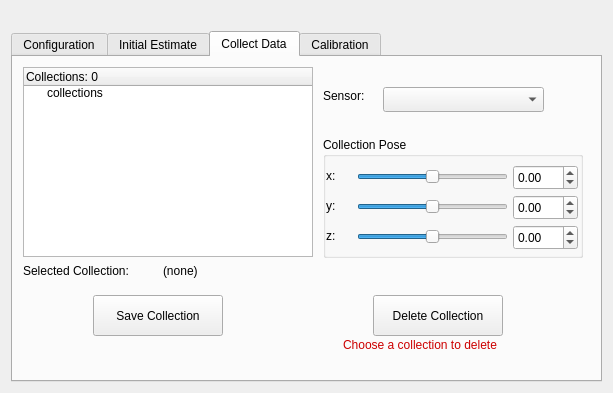
This is atom_rviz_plugin/src/ui/calibration_panel.ui in lardemua/atom_rviz_plugin as Qt 5 draws it before an edit. The edited form follows.
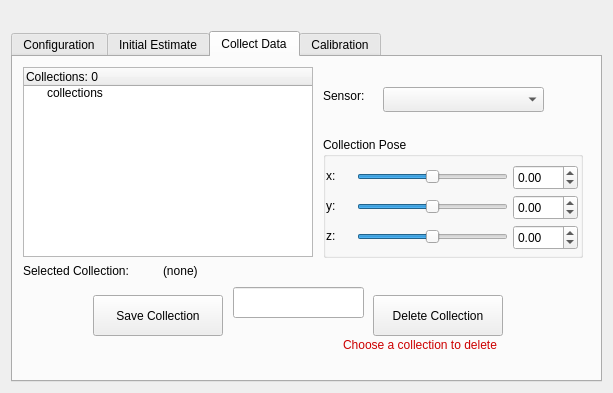
This is the edited form.

```diff
--- a/atom_rviz_plugin/src/ui/calibration_panel.ui
+++ b/atom_rviz_plugin/src/ui/calibration_panel.ui
@@ -1989,6 +1989,16 @@
         <string>Sensor:</string>
        </property>
       </widget>
+      <widget class="QLineEdit" name="lineEdit">
+       <property name="geometry">
+        <rect>
+         <x>220</x>
+         <y>230</y>
+         <width>131</width>
+         <height>31</height>
+        </rect>
+       </property>
+      </widget>
      </widget>
      <widget class="QWidget" name="calibrationTab">
       <attribute name="title">
```
